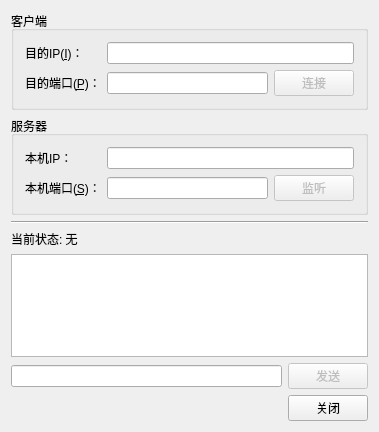
Qt form Windows/PCMsgSocket/PCMsgSocket/PCMsgSocket.ui (Aoi-hosizora/MsgSocket) before a commit.
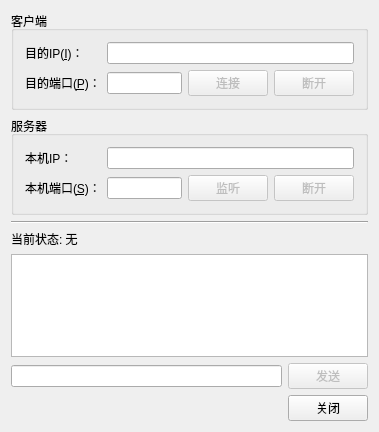
The same form after that commit.

```diff
--- a/Windows/PCMsgSocket/PCMsgSocket/PCMsgSocket.ui
+++ b/Windows/PCMsgSocket/PCMsgSocket/PCMsgSocket.ui
@@ -63,6 +63,16 @@
           </property>
          </widget>
         </item>
+        <item>
+         <widget class="QPushButton" name="Button_DisConnect">
+          <property name="enabled">
+           <bool>false</bool>
+          </property>
+          <property name="text">
+           <string>断开</string>
+          </property>
+         </widget>
+        </item>
        </layout>
       </item>
      </layout>
@@ -113,6 +123,16 @@
           </property>
          </widget>
         </item>
+        <item>
+         <widget class="QPushButton" name="Button_DisListen">
+          <property name="enabled">
+           <bool>false</bool>
+          </property>
+          <property name="text">
+           <string>断开</string>
+          </property>
+         </widget>
+        </item>
        </layout>
       </item>
      </layout>
```
